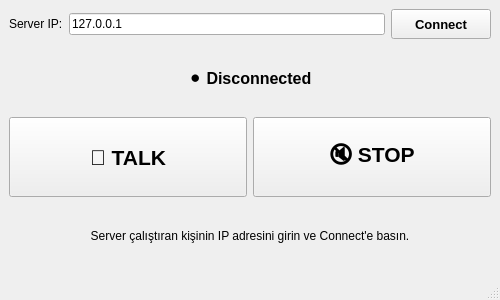
Qt form mainwindow.ui (aethrius0/Voice-Chat-Application) before a commit.
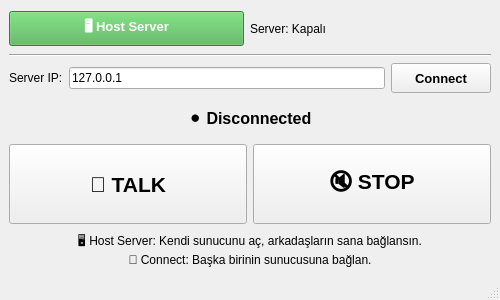
The same form after that commit.

Commit message: Host olma seçeneği eklendi. Tek EXE ile hem client hem host olma eklendi.

The edit to the form file:
```diff
--- a/mainwindow.ui
+++ b/mainwindow.ui
@@ -15,6 +15,53 @@
   </property>
   <widget class="QWidget" name="centralwidget">
    <layout class="QVBoxLayout" name="verticalLayout">
+    <item>
+     <layout class="QHBoxLayout" name="hostLayout">
+      <item>
+       <widget class="QPushButton" name="hostButton">
+        <property name="minimumSize">
+         <size>
+          <width>150</width>
+          <height>35</height>
+         </size>
+        </property>
+        <property name="font">
+         <font>
+          <pointsize>10</pointsize>
+          <bold>true</bold>
+         </font>
+        </property>
+        <property name="text">
+         <string>🖥️ Host Server</string>
+        </property>
+        <property name="styleSheet">
+         <string>background-color: #4CAF50; color: white;</string>
+        </property>
+       </widget>
+      </item>
+      <item>
+       <widget class="QLabel" name="hostStatusLabel">
+        <property name="text">
+         <string>Server: Kapalı</string>
+        </property>
+       </widget>
+      </item>
+      <item>
+       <spacer name="horizontalSpacer">
+        <property name="orientation">
+         <enum>Qt::Horizontal</enum>
+        </property>
+       </spacer>
+      </item>
+     </layout>
+    </item>
+    <item>
+     <widget class="Line" name="separator">
+      <property name="orientation">
+       <enum>Qt::Horizontal</enum>
+      </property>
+     </widget>
+    </item>
     <item>
      <layout class="QHBoxLayout" name="serverLayout">
       <item>
@@ -116,7 +163,8 @@
     <item>
      <widget class="QLabel" name="infoLabel">
       <property name="text">
-       <string>Server çalıştıran kişinin IP adresini girin ve Connect'e basın.</string>
+       <string>🖥️ Host Server: Kendi sunucunu aç, arkadaşların sana bağlansın.
+🔌 Connect: Başka birinin sunucusuna bağlan.</string>
       </property>
       <property name="alignment">
        <set>Qt::AlignCenter</set>
```
The commit also changes 5 other files.
